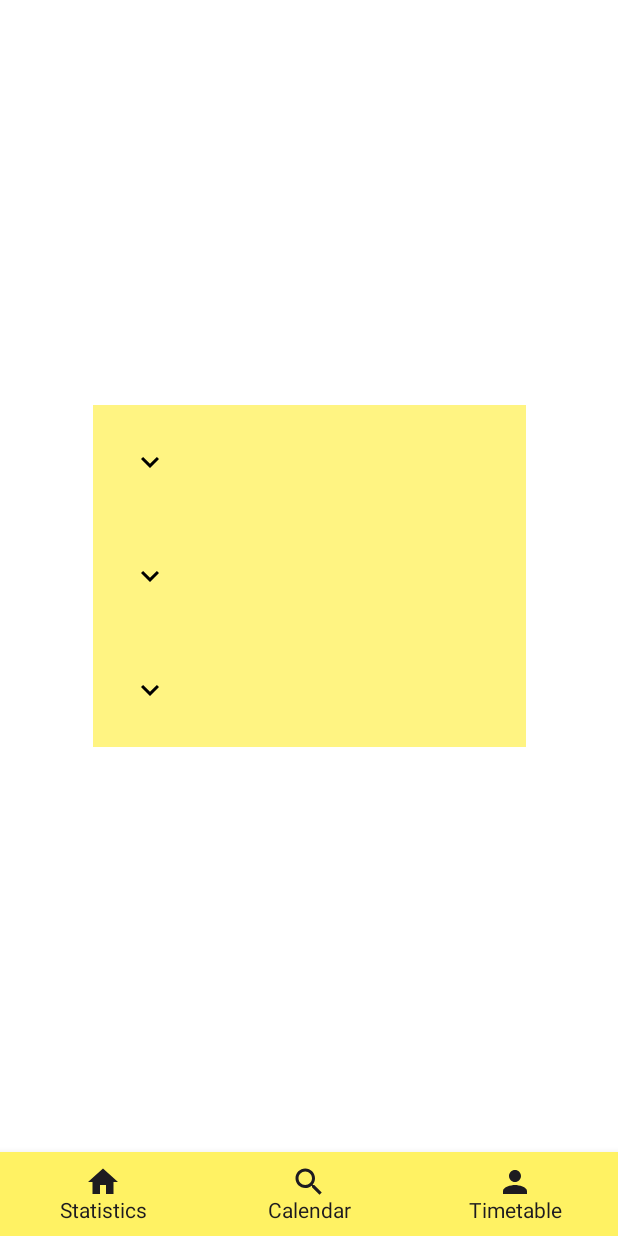
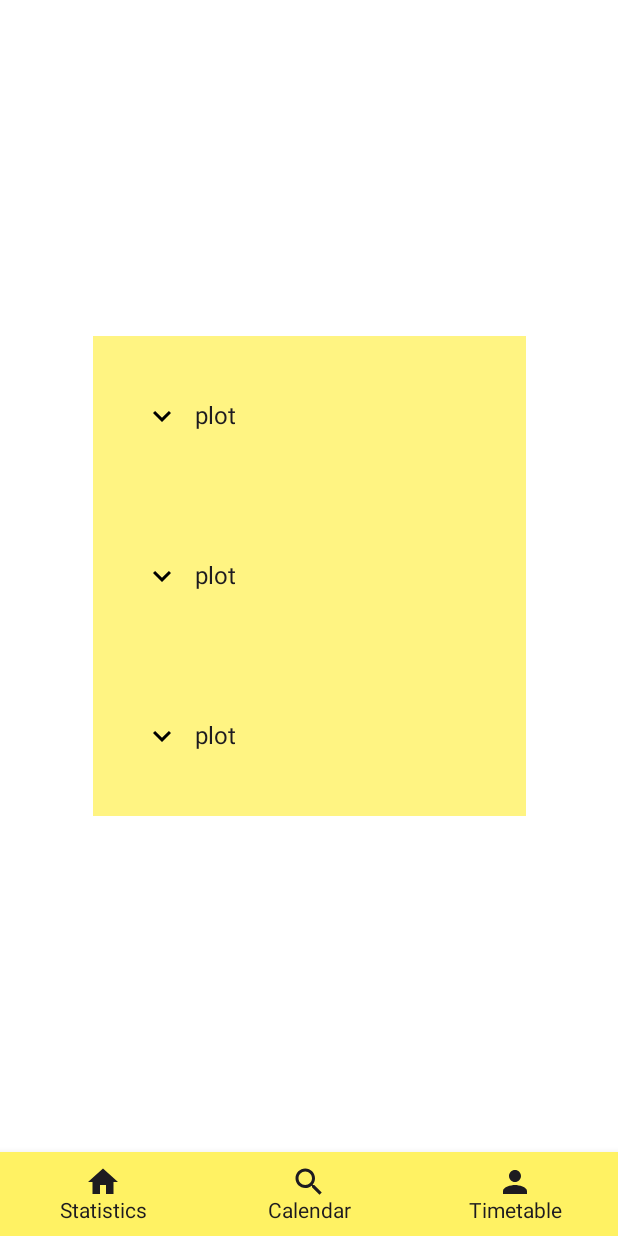
Before and after one commit to BogdanDohtarenko/PetEmotions, an Android app built with Jetpack Compose: the Statistics screen opened through its navigation route, on a phone screen of 412 x 824 dp. Run offline under Robolectric (Android 15) with nearby library versions, the phone set to English and light mode, and no system bars; our stand-ins replace accompanist.

Commit message:
foldable box done

```diff
--- a/app/src/main/java/com/ideasapp/petemotions/presentation/ui/reusableElements/FoldableBox.kt
+++ b/app/src/main/java/com/ideasapp/petemotions/presentation/ui/reusableElements/FoldableBox.kt
@@ -7,13 +7,16 @@ import androidx.compose.animation.fadeOut
 import androidx.compose.foundation.Image
 import androidx.compose.foundation.background
 import androidx.compose.foundation.clickable
+import androidx.compose.foundation.layout.Arrangement
 import androidx.compose.foundation.layout.Box
 import androidx.compose.foundation.layout.Column
+import androidx.compose.foundation.layout.Row
 import androidx.compose.foundation.layout.fillMaxWidth
 import androidx.compose.foundation.layout.padding
 import androidx.compose.material.icons.Icons
 import androidx.compose.material.icons.filled.Home
 import androidx.compose.material.icons.filled.KeyboardArrowDown
+import androidx.compose.material.icons.filled.KeyboardArrowUp
 import androidx.compose.material3.Button
 import androidx.compose.material3.MaterialTheme
 import androidx.compose.material3.Text
@@ -22,36 +25,52 @@ import androidx.compose.runtime.mutableStateOf
 import androidx.compose.runtime.remember
 import androidx.compose.runtime.getValue
 import androidx.compose.runtime.setValue
+import androidx.compose.ui.Alignment
 import androidx.compose.ui.Modifier
 import androidx.compose.ui.graphics.Color
 import androidx.compose.ui.unit.dp
+import androidx.compose.ui.unit.sp
 import com.ideasapp.petemotions.presentation.ui.theme.MainTheme
 
+// example of ideal compose function :)
 @Composable
 fun FoldableBox(
+    titleText: String,
+    modifier : Modifier = Modifier,
     contentForBox: @Composable () -> Unit,
 ) {
     var isExpanded by remember { mutableStateOf(false) }
 
     Box(
-        modifier = Modifier
+        modifier = modifier
             .background(MainTheme.colors.spareContentColor)
             .padding(10.dp)
     ) {
-        Column(modifier = Modifier
-            .fillMaxWidth()
-            .padding(16.dp)) {
-            Image(
-                imageVector = Icons.Default.KeyboardArrowDown,
-                contentDescription = "expand",
-                modifier = Modifier.clickable{ isExpanded = !isExpanded }
-            )
+        Column(
+            modifier = modifier
+                .fillMaxWidth()
+                .padding(8.dp)
+        ) {
+            Row(
+                horizontalArrangement = Arrangement.Start,
+                verticalAlignment = Alignment.CenterVertically,
+                modifier = modifier
+                    .fillMaxWidth()
+                    .padding(16.dp)
+            ) {
+                Image(
+                    imageVector = if (!isExpanded) Icons.Default.KeyboardArrowDown else  Icons.Default.KeyboardArrowUp,
+                    contentDescription = "expand",
+                    modifier = modifier.clickable{ isExpanded = !isExpanded }
+                )
+                Text(text = titleText, modifier = modifier.padding(10.dp), fontSize = 16.sp)
+            }
             AnimatedVisibility(
                 visible = isExpanded,
                 enter = fadeIn(),
                 exit = fadeOut()
             ) {
-                Column(modifier = Modifier.padding(top = 8.dp)) {
+                Column(modifier = modifier.padding(top = 8.dp)) {
                     contentForBox()
                 }
             }
--- a/app/src/main/java/com/ideasapp/petemotions/presentation/ui/screens/statistics/StatisticsScreen.kt
+++ b/app/src/main/java/com/ideasapp/petemotions/presentation/ui/screens/statistics/StatisticsScreen.kt
@@ -21,7 +21,8 @@ fun StatisticsScreen() {
             modifier = Modifier.fillMaxWidth(0.7f)
         ) {
             FoldableBox(
-                contentForBox = {
+                titleText = "plot"
+            ) {
                 Box(
                     contentAlignment = Alignment.Center,
                     modifier = Modifier.fillMaxWidth()
@@ -29,9 +30,9 @@ fun StatisticsScreen() {
                     Text("plot")
                 }
             }
-            )
             FoldableBox(
-                contentForBox = {
+                titleText = "plot"
+            ) {
                 Box(
                     contentAlignment = Alignment.Center,
                     modifier = Modifier.fillMaxWidth()
@@ -39,9 +40,9 @@ fun StatisticsScreen() {
                     Text("plot")
                 }
             }
-            )
             FoldableBox(
-                contentForBox = {
+                titleText = "plot"
+            ) {
                 Box(
                     contentAlignment = Alignment.Center,
                     modifier = Modifier.fillMaxWidth()
@@ -49,7 +50,6 @@ fun StatisticsScreen() {
                     Text("plot")
                 }
             }
-            )
         }
     }
 }
```
Also changed, not shown: app/src/main/java/com/ideasapp/petemotions/presentation/activity/MainActivity.kt (+8 -4 lines), app/src/main/java/com/ideasapp/petemotions/presentation/ui/screens/calendar/DayInfoEdit.kt (+34 -22 lines), app/src/main/java/com/ideasapp/petemotions/presentation/viewModels/CalendarViewModel.kt (+3 -21 lines). Lines whose indentation alone changed are shown as unchanged.
